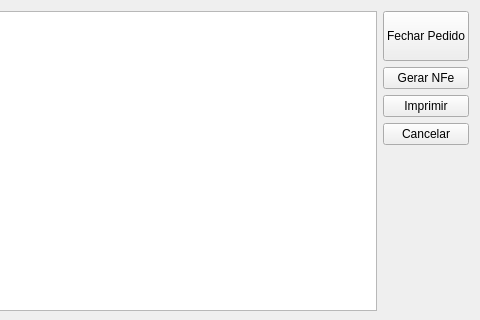
Old version of the form venda.ui in the repository lellisls/ERP-STACCATO; both pictures show x 434 to 914 and y 0 to 320 of the 914 by 745 pixel window.
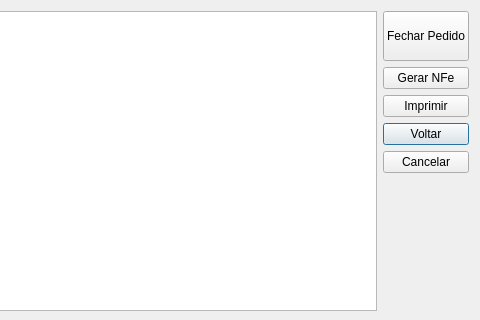
New version of the form.

Commit message: Adicionado um botão "voltar" em venda, para retornar para o orçamento

Patch:
```diff
--- a/venda.ui
+++ b/venda.ui
@@ -74,6 +74,13 @@
        </property>
       </widget>
      </item>
+     <item>
+      <widget class="QPushButton" name="pushButtonVoltar">
+       <property name="text">
+        <string>Voltar</string>
+       </property>
+      </widget>
+     </item>
      <item>
       <widget class="QPushButton" name="pushButtonCancelar">
        <property name="text">
```
The commit also changes 2 other files.
